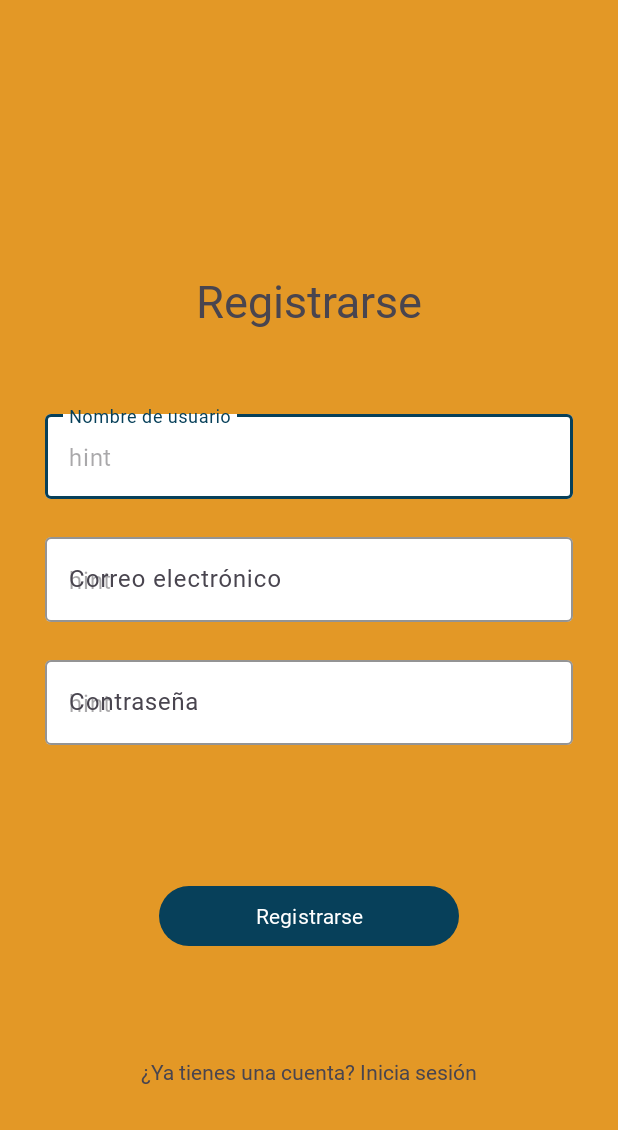
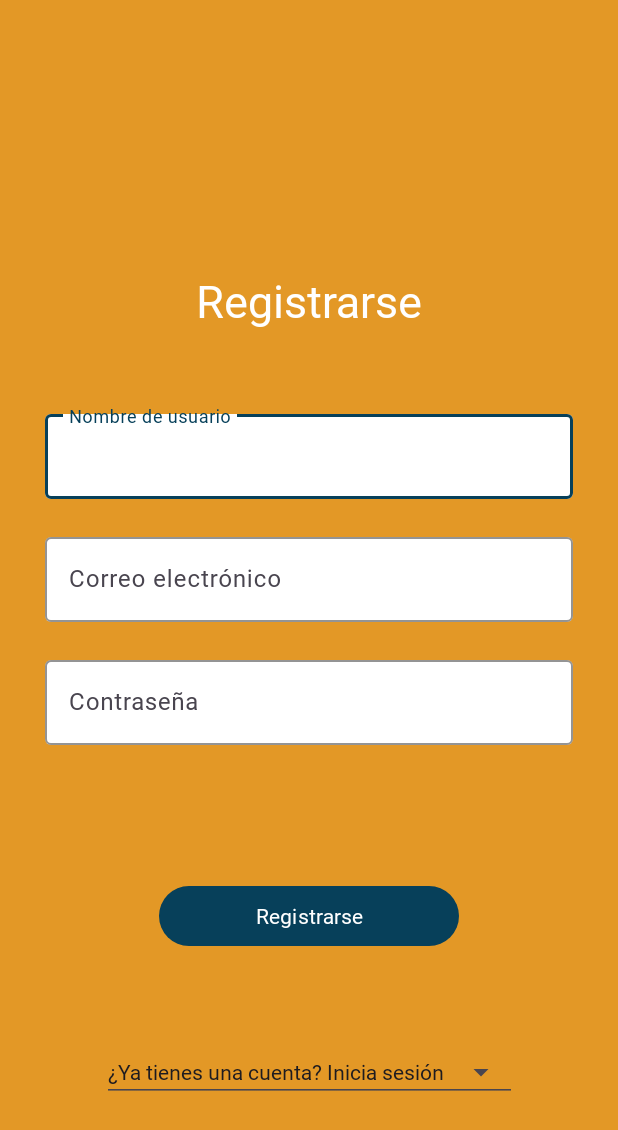
Before and after one commit to Jonathanxl1/ChatApp, an Android app: the Registro screen opened directly, with no data from a screen before it, on a phone screen of 412 x 824 dp. Shown: the top 1130 px of the screen. Run offline under Robolectric (Android 15) with nearby library versions, the phone set to English and light mode, and no system bars; our stand-ins replace Firebase (no records; nobody signed in at launch, a user with empty details on screens opened directly).

Commit message:
style:Update style app

```diff
--- a/app/src/main/res/layout/activity_main.xml
+++ b/app/src/main/res/layout/activity_main.xml
@@ -13,7 +13,9 @@
         android:layout_height="wrap_content"
         android:layout_marginTop="150dp"
         android:text="@string/app_name"
+        android:textColor="@color/white"
         android:textSize="30sp"
+        android:textStyle="bold"
         app:layout_constraintEnd_toEndOf="parent"
         app:layout_constraintStart_toStartOf="parent"
         app:layout_constraintTop_toTopOf="parent" />
@@ -26,6 +28,7 @@
         app:layout_constraintEnd_toEndOf="parent"
         app:layout_constraintStart_toStartOf="parent"
         app:layout_constraintTop_toBottomOf="@+id/textView"
-        tools:srcCompat="@tools:sample/backgrounds/scenic" />
+        app:srcCompat="@mipmap/ic_launcher_foreground"
+        tools:srcCompat="@mipmap/ic_launcher_foreground" />
 
 </androidx.constraintlayout.widget.ConstraintLayout>
--- a/app/src/main/res/layout/activity_registro.xml
+++ b/app/src/main/res/layout/activity_registro.xml
@@ -14,6 +14,8 @@
         android:layout_height="wrap_content"
         android:layout_marginTop="150dp"
         android:text="@string/register_title_text"
+        android:textColor="@color/white"
+        android:textColorLink="@color/white"
         android:textSize="30dp"
         app:layout_constraintEnd_toEndOf="parent"
         app:layout_constraintStart_toStartOf="parent"
@@ -31,8 +33,7 @@
         <com.google.android.material.textfield.TextInputEditText
             android:id="@+id/usernameEditText"
             android:layout_width="match_parent"
-            android:layout_height="wrap_content"
-            android:hint="hint" />
+            android:layout_height="wrap_content" />
     </com.google.android.material.textfield.TextInputLayout>
 
     <com.google.android.material.textfield.TextInputLayout
@@ -47,8 +48,7 @@
         <com.google.android.material.textfield.TextInputEditText
             android:id="@+id/emailEditText"
             android:layout_width="match_parent"
-            android:layout_height="wrap_content"
-            android:hint="hint" />
+            android:layout_height="wrap_content" />
     </com.google.android.material.textfield.TextInputLayout>
 
     <com.google.android.material.textfield.TextInputLayout
@@ -63,8 +63,7 @@
         <com.google.android.material.textfield.TextInputEditText
             android:id="@+id/passwordEditText"
             android:layout_width="match_parent"
-            android:layout_height="wrap_content"
-            android:hint="hint" />
+            android:layout_height="wrap_content" />
     </com.google.android.material.textfield.TextInputLayout>
 
     <Button
@@ -80,6 +79,7 @@
 
     <TextView
         android:id="@+id/loginText"
+        style="@style/Widget.AppCompat.Spinner.Underlined"
         android:layout_width="wrap_content"
         android:layout_height="wrap_content"
         android:text="@string/register_login_text"
```
Also changed, not shown: app/src/main/res/layout/activity_chat.xml (+7 -3 lines), app/src/main/res/layout/activity_login.xml (+7 -2 lines).
